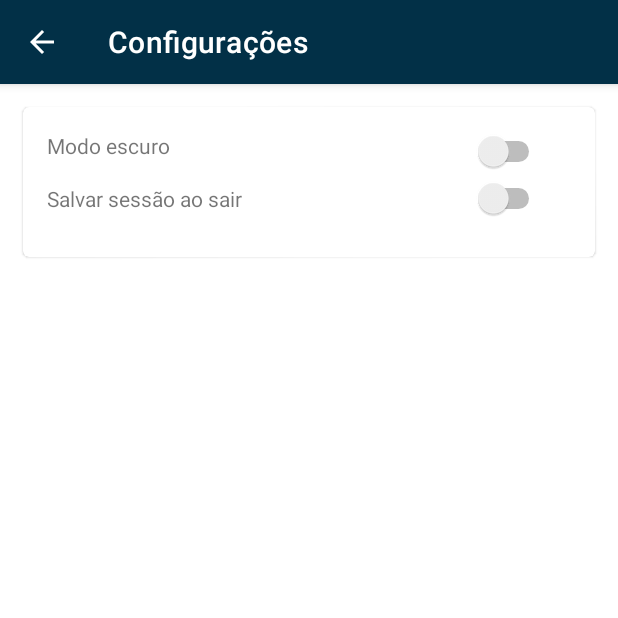
After one commit to MovieAppKotlinSerasa/MovieAppKotlin, an Android app: the SettingsActivity screen opened directly, with no data from a screen before it, on a phone screen of 412 x 824 dp, the top half of it. The commit adds this screen. Run offline under Robolectric (Android 15) with nearby library versions, the phone set to English and light mode, and no system bars; network calls fail.

Commit message:
Shared preferences limpado ao sair, adicionado back actionbar

```diff
--- a/app/src/main/AndroidManifest.xml
+++ b/app/src/main/AndroidManifest.xml
@@ -12,6 +12,9 @@
         android:roundIcon="@mipmap/ic_launcher_round"
         android:supportsRtl="true"
         android:theme="@style/Theme.MovieApp">
+        <activity
+            android:name=".SettingsActivity"
+            android:exported="true" />
         <activity
             android:name=".HomeActivity"
             android:exported="true"
--- /dev/null
+++ b/app/src/main/java/com/example/movieapp/SettingsActivity.kt
@@ -0,0 +1,65 @@
+package com.example.movieapp
+
+import android.content.Context
+import android.content.SharedPreferences
+import android.os.Bundle
+import android.view.Menu
+import android.view.MenuItem
+import androidx.appcompat.app.AppCompatActivity
+import androidx.lifecycle.ViewModelProvider
+import com.example.movieapp.databinding.ActivitySettingsBinding
+import com.example.movieapp.view.ui.gallery.SettingsViewModel
+
+class SettingsActivity : AppCompatActivity() {
+
+    private lateinit var settingsViewModel: SettingsViewModel
+    private lateinit var _binding: ActivitySettingsBinding
+    private lateinit var sharedPref : SharedPreferences
+
+    override fun onOptionsItemSelected(item: MenuItem): Boolean {
+        if(android.R.id.home == item.itemId) {
+            this.finish()
+        }
+        return true
+    }
+
+    override fun onCreate(savedInstanceState: Bundle?) {
+        super.onCreate(savedInstanceState)
+        supportActionBar?.setTitle("Configurações")
+        supportActionBar?.setDisplayHomeAsUpEnabled(true)
+
+        _binding = ActivitySettingsBinding.inflate(layoutInflater)
+        setContentView(_binding.root)
+        settingsViewModel = ViewModelProvider(this).get(SettingsViewModel::class.java)
+
+
+        val sharedPref = getSharedPreferences("app_preferences", Context.MODE_PRIVATE) ?: return
+
+
+        val sessaoPref = sharedPref.getString("saved_Settings_SalvarSessao", "")!!.toBoolean()
+        val modoEscuroPref = sharedPref.getString("saved_Settings_ModoEscuro", "")!!.toBoolean()
+
+        _binding.switchSessao.setChecked(sessaoPref)
+        _binding.switchModoEscuro.setChecked(modoEscuroPref)
+        _binding.switchModoEscuro.setOnCheckedChangeListener { _, isChecked ->
+
+            with (sharedPref.edit()) {
+                putString("saved_Settings_ModoEscuro", isChecked.toString())
+                commit()
+            }
+
+        }
+
+        _binding.switchSessao.setOnCheckedChangeListener { _, isChecked ->
+
+            with (sharedPref.edit()) {
+                putString("saved_Settings_SalvarSessao", isChecked.toString())
+                commit()
+            }
+
+        }
+
+
+    }
+
+}
--- /dev/null
+++ b/app/src/main/java/com/example/movieapp/ui/settings/SettingsViewModel.kt
@@ -0,0 +1,10 @@
+package com.example.movieapp.view.ui.gallery
+
+import androidx.lifecycle.LiveData
+import androidx.lifecycle.MutableLiveData
+import androidx.lifecycle.ViewModel
+
+class SettingsViewModel : ViewModel() {
+
+
+}
--- a/app/src/main/java/com/example/movieapp/view/MainFragment.kt
+++ b/app/src/main/java/com/example/movieapp/view/MainFragment.kt
@@ -1,5 +1,7 @@
 package com.example.movieapp.view
 
+import android.content.Context
+import android.content.SharedPreferences
 import android.os.Bundle
 import android.view.View
 import android.widget.TextView
@@ -8,7 +10,6 @@
 import androidx.lifecycle.ViewModelProvider
 import com.example.movieapp.R
 import com.example.movieapp.databinding.MainFragmentBinding
-import com.example.movieapp.utils.replaceView
 import com.example.movieapp.view_model.MainViewModel
 import com.google.firebase.auth.FirebaseUser
 import dagger.hilt.android.AndroidEntryPoint
@@ -46,7 +47,9 @@
         viewModel.user.observe(viewLifecycleOwner, observerSignedUser)
 
         binding.buttonLogOut.setOnClickListener {
+
             viewModel.signOut()
+
         }
 
         loadUserData()
--- /dev/null
+++ b/app/src/main/res/layout/activity_settings.xml
@@ -0,0 +1,73 @@
+<?xml version="1.0" encoding="utf-8"?>
+<androidx.constraintlayout.widget.ConstraintLayout xmlns:android="http://schemas.android.com/apk/res/android"
+    xmlns:app="http://schemas.android.com/apk/res-auto"
+    xmlns:tools="http://schemas.android.com/tools"
+    android:layout_width="match_parent"
+    android:layout_height="match_parent"
+    tools:context=".view.ui.gallery.SettingsFragment">
+
+    <com.google.android.material.card.MaterialCardView
+        android:id="@+id/materialCardView"
+        android:layout_width="0dp"
+        android:layout_height="100dp"
+        android:layout_margin="15dp"
+        app:layout_constraintEnd_toEndOf="parent"
+        app:layout_constraintStart_toStartOf="parent"
+        app:layout_constraintTop_toTopOf="parent">
+
+        <androidx.constraintlayout.widget.ConstraintLayout
+            android:layout_width="match_parent"
+            android:layout_height="match_parent">
+
+
+            <Switch
+                android:id="@+id/switch_modo_escuro"
+                android:layout_width="wrap_content"
+                android:layout_height="wrap_content"
+                android:layout_marginStart="10dp"
+                app:layout_constraintBottom_toBottomOf="@+id/textView"
+                app:layout_constraintStart_toStartOf="@+id/guideline2"
+                app:layout_constraintTop_toTopOf="@+id/textView"
+                app:layout_constraintVertical_bias="0.0"
+                tools:ignore="UseSwitchCompatOrMaterialXml" />
+
+            <TextView
+                android:id="@+id/textView"
+                android:layout_width="wrap_content"
+                android:layout_height="wrap_content"
+                android:layout_marginStart="16dp"
+                android:layout_marginTop="16dp"
+                android:text="@string/modo_escuro"
+                app:layout_constraintStart_toStartOf="parent"
+                app:layout_constraintTop_toTopOf="parent" />
+
+            <androidx.constraintlayout.widget.Guideline
+                android:id="@+id/guideline2"
+                android:layout_width="wrap_content"
+                android:layout_height="wrap_content"
+                android:orientation="vertical"
+                app:layout_constraintGuide_begin="290dp" />
+
+            <TextView
+                android:id="@+id/textView3"
+                android:layout_width="wrap_content"
+                android:layout_height="wrap_content"
+                android:layout_marginStart="16dp"
+                android:layout_marginTop="16dp"
+                android:text="Salvar sessão ao sair"
+                app:layout_constraintStart_toStartOf="parent"
+                app:layout_constraintTop_toBottomOf="@+id/textView" />
+
+            <Switch
+                android:id="@+id/switch_sessao"
+                android:layout_width="wrap_content"
+                android:layout_height="wrap_content"
+                android:layout_marginStart="10dp"
+                app:layout_constraintBottom_toBottomOf="@+id/textView3"
+                app:layout_constraintStart_toStartOf="@+id/guideline2"
+                app:layout_constraintTop_toTopOf="@+id/textView3" />
+
+        </androidx.constraintlayout.widget.ConstraintLayout>
+    </com.google.android.material.card.MaterialCardView>
+
+</androidx.constraintlayout.widget.ConstraintLayout>
--- a/app/src/main/res/navigation/mobile_navigation.xml
+++ b/app/src/main/res/navigation/mobile_navigation.xml
@@ -12,10 +12,10 @@
         tools:layout="@layout/movie_fragment" />
 
     <fragment
-        android:id="@+id/drawer_nav_gallery"
-        android:name="com.example.movieapp.view.ui.gallery.GalleryFragment"
+        android:id="@+id/drawer_nav_settings"
+        android:name="com.example.movieapp.view.ui.gallery.SettingsFragment"
         android:label="@string/menu_gallery"
-        tools:layout="@layout/fragment_gallery" />
+        tools:layout="@layout/activity_settings" />
 
     <fragment
         android:id="@+id/drawer_nav_slideshow"
--- a/app/src/main/res/values/strings.xml
+++ b/app/src/main/res/values/strings.xml
@@ -23,5 +23,7 @@
     <string name="bottom_nav_search">Pesquisa</string>
     <string name="bottom_nav_home">Principal</string>
     <string name="bottom_nav_favorites">Favoritos</string>
+    <string name="configura_es">Configurações</string>
+    <string name="modo_escuro">Modo escuro</string>
 
 </resources>
```
Also changed, not shown: app/src/main/java/com/example/movieapp/HomeActivity.kt (+21 -5 lines), app/src/main/java/com/example/movieapp/ui/gallery/GalleryFragment.kt (deleted, +0 -44 lines), app/src/main/java/com/example/movieapp/ui/gallery/GalleryViewModel.kt (deleted, +0 -13 lines), app/src/main/res/drawable/ic_baseline_settings_24.xml (added, +10 -0 lines), app/src/main/res/layout/fragment_gallery.xml (deleted, +0 -22 lines), app/src/main/res/menu/drawer_home_navigation.xml (+6 -5 lines).
